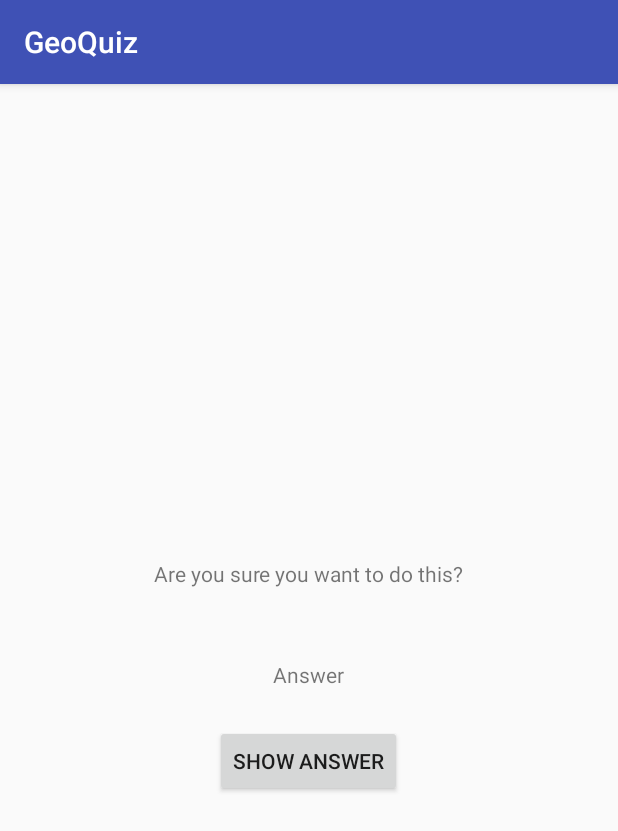
After one commit to keer2345/AndroidProgramming, an Android app: the CheatActivity screen opened directly, with no data from a screen before it, on a phone screen of 412 x 824 dp. The commit adds this screen. Shown: the top 831 px of the screen. Run offline under Robolectric (Android 15) with nearby library versions, the phone set to English and light mode, and no system bars.

Commit message:
show answer

```diff
--- a/GeoQuiz/app/src/main/AndroidManifest.xml
+++ b/GeoQuiz/app/src/main/AndroidManifest.xml
@@ -16,6 +16,7 @@
                 <category android:name="android.intent.category.LAUNCHER" />
             </intent-filter>
         </activity>
+        <activity android:name=".CheatActivity"></activity>
     </application>
 
 </manifest>
--- /dev/null
+++ b/GeoQuiz/app/src/main/java/com/keer/android/geoquiz/CheatActivity.java
@@ -0,0 +1,45 @@
+package com.keer.android.geoquiz;
+
+import android.content.Context;
+import android.content.Intent;
+import android.support.v7.app.AppCompatActivity;
+import android.os.Bundle;
+import android.view.View;
+import android.widget.Button;
+import android.widget.TextView;
+
+public class CheatActivity extends AppCompatActivity {
+
+    private static final String EXTRA_ANSWER_IS_TRUE = "answer_is_true";
+    private boolean mAnswerIsTrue;
+
+    private TextView mAnswerTextView;
+    private Button mShowAnswer;
+
+    public static Intent newIntent(Context packageContext, boolean answerIsTrue) {
+        Intent i = new Intent(packageContext, CheatActivity.class);
+        i.putExtra(EXTRA_ANSWER_IS_TRUE, answerIsTrue);
+        return i;
+    }
+
+    @Override
+    protected void onCreate(Bundle savedInstanceState) {
+        super.onCreate(savedInstanceState);
+        setContentView(R.layout.activity_cheat);
+        mAnswerIsTrue = getIntent().getBooleanExtra(EXTRA_ANSWER_IS_TRUE, false);
+
+        mAnswerTextView = (TextView) findViewById(R.id.answer_text_view);
+
+        mShowAnswer = (Button) findViewById(R.id.show_answer_button);
+        mShowAnswer.setOnClickListener(new View.OnClickListener() {
+            @Override
+            public void onClick(View v) {
+                if (mAnswerIsTrue) {
+                    mAnswerTextView.setText(R.string.true_button);
+                } else {
+                    mAnswerTextView.setText(R.string.false_button);
+                }
+            }
+        });
+    }
+}
--- /dev/null
+++ b/GeoQuiz/app/src/main/res/layout/activity_cheat.xml
@@ -0,0 +1,29 @@
+<?xml version="1.0" encoding="utf-8"?>
+<LinearLayout xmlns:android="http://schemas.android.com/apk/res/android"
+    xmlns:tools="http://schemas.android.com/tools"
+    android:layout_width="match_parent"
+    android:layout_height="match_parent"
+    android:gravity="center"
+    android:orientation="vertical"
+    tools:context="com.keer.android.geoquiz.CheatActivity">
+
+    <TextView
+        android:layout_width="wrap_content"
+        android:layout_height="wrap_content"
+        android:padding="24dp"
+        android:text="@string/warning_text" />
+
+    <TextView
+        android:id="@+id/answer_text_view"
+        android:layout_width="wrap_content"
+        android:layout_height="wrap_content"
+        android:padding="24dp"
+        android:text="Answer" />
+
+    <Button
+        android:id="@+id/show_answer_button"
+        android:layout_width="wrap_content"
+        android:layout_height="wrap_content"
+        android:text="@string/show_answer_button" />
+
+</LinearLayout>
--- a/GeoQuiz/app/src/main/res/layout/activity_quiz.xml
+++ b/GeoQuiz/app/src/main/res/layout/activity_quiz.xml
@@ -29,6 +29,12 @@
             android:text="@string/false_button" />
     </LinearLayout>
 
+    <Button
+        android:id="@+id/cheat_button"
+        android:layout_width="wrap_content"
+        android:layout_height="wrap_content"
+        android:text="@string/cheat_button" />
+
     <LinearLayout
         android:layout_width="wrap_content"
         android:layout_height="wrap_content"
--- a/GeoQuiz/app/src/main/res/values/strings.xml
+++ b/GeoQuiz/app/src/main/res/values/strings.xml
@@ -15,4 +15,7 @@
     <string name="question_americas">The Amazon River is the longest riverin the Americas.</string>
     <string name="question_asia">Lake Baikal is the world\'s oldest and deepest
         freshwater lake.</string>
+    <string name="warning_text">Are you sure you want to do this?</string>
+    <string name="show_answer_button">SHOW ANSWER</string>
+    <string name="cheat_button">Cheat</string>
 </resources>
```
Also changed, not shown: GeoQuiz/app/src/main/java/com/keer/android/geoquiz/QuizActivity.java (+13 -0 lines), GeoQuiz/app/src/main/res/layout-land/activity_quiz.xml (+13 -4 lines).
